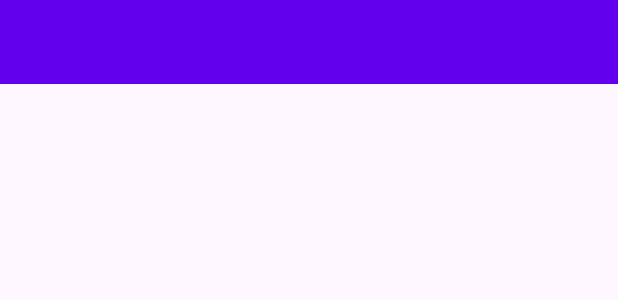
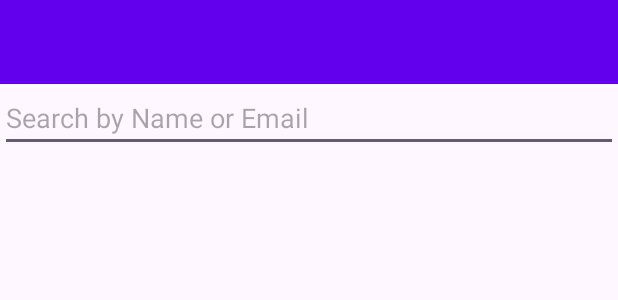
Before and after one commit to tungnb2001/PE_PRM392, an Android app: the layout activity_main.xml on its own in the app's theme, with its tools: preview values and no code run, on a phone screen of 412 x 824 dp. Shown: the top 300 px of the screen. Run offline under Robolectric (Android 15) with nearby library versions, the phone set to English and light mode, and no system bars.

Commit message:
search by name or email

```diff
--- a/app/src/main/AndroidManifest.xml
+++ b/app/src/main/AndroidManifest.xml
@@ -5,6 +5,7 @@
     <uses-permission android:name="android.permission.INTERNET" />
 
     <application
+        android:enableOnBackInvokedCallback="true"
         android:allowBackup="true"
         android:dataExtractionRules="@xml/data_extraction_rules"
         android:fullBackupContent="@xml/backup_rules"
--- a/app/src/main/res/layout/activity_main.xml
+++ b/app/src/main/res/layout/activity_main.xml
@@ -14,6 +14,13 @@
      android:background="@color/design_default_color_primary">
  </androidx.appcompat.widget.Toolbar>
 
+ <EditText
+     android:id="@+id/editTextSearch"
+     android:layout_width="match_parent"
+     android:layout_height="wrap_content"
+     android:hint="Search by Name or Email"
+     android:inputType="text" />
+
  <androidx.recyclerview.widget.RecyclerView
 
      android:id="@+id/recycler_view"
```
Also changed, not shown: app/src/main/java/com/example/pe_prm392/MainActivity.java (+52 -1 lines).
